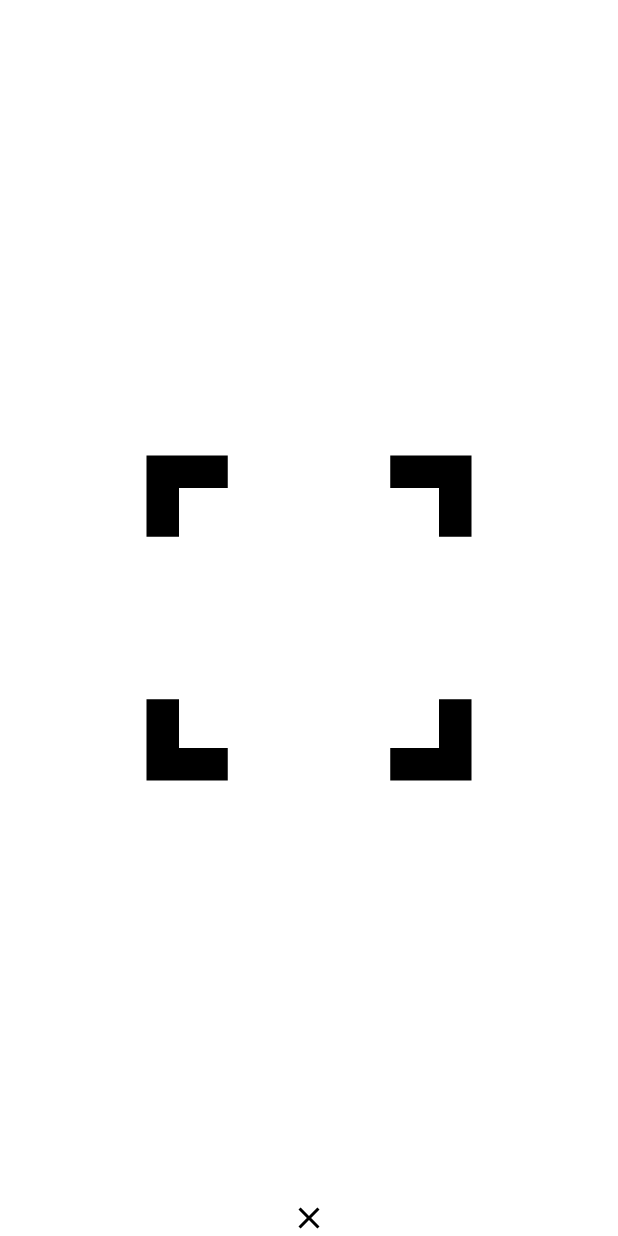
After one commit to WillChrist007/Etanod, an Android app: the layout activity_scan_qractivity.xml on its own in the app's theme, with its tools: preview values and no code run, on a phone screen of 412 x 824 dp. The commit adds this screen. Run offline under Robolectric (Android 15) with nearby library versions, the phone set to English and light mode, and no system bars.

Commit message:
QR Scan [belom jadi]

```diff
--- a/app/src/main/java/com/william/etanodv2/MainActivity.kt
+++ b/app/src/main/java/com/william/etanodv2/MainActivity.kt
@@ -3,12 +3,15 @@ package com.william.etanodv2
 import android.content.Intent
 import androidx.appcompat.app.AppCompatActivity
 import android.os.Bundle
+import androidx.appcompat.app.AppCompatDelegate
 import com.william.etanodv2.databinding.ActivityMainBinding
 
 class MainActivity : AppCompatActivity() {
     var binding : ActivityMainBinding? = null
 
     override fun onCreate(savedInstanceState: Bundle?) {
+        AppCompatDelegate.setDefaultNightMode(AppCompatDelegate.MODE_NIGHT_NO)
+
         super.onCreate(savedInstanceState)
         supportActionBar?.hide()
         binding = ActivityMainBinding.inflate(layoutInflater)
--- /dev/null
+++ b/app/src/main/res/drawable/ic_baseline_close.xml
@@ -0,0 +1,5 @@
+<vector android:height="24dp" android:tint="#000000"
+    android:viewportHeight="24" android:viewportWidth="24"
+    android:width="24dp" xmlns:android="http://schemas.android.com/apk/res/android">
+    <path android:fillColor="@android:color/white" android:pathData="M19,6.41L17.59,5 12,10.59 6.41,5 5,6.41 10.59,12 5,17.59 6.41,19 12,13.41 17.59,19 19,17.59 13.41,12z"/>
+</vector>
--- /dev/null
+++ b/app/src/main/res/drawable/ic_baseline_frame_scanner.xml
@@ -0,0 +1,5 @@
+<vector android:height="60dp" android:tint="#000000"
+    android:viewportHeight="24" android:viewportWidth="24"
+    android:width="60dp" xmlns:android="http://schemas.android.com/apk/res/android">
+    <path android:fillColor="@android:color/white" android:pathData="M9.5,17.5V17.5zM22,7h-2V4h-3V2h5V7zM22,22v-5h-2v3h-3v2H22zM2,22h5v-2H4v-3H2V22zM2,2v5h2V4h3V2H2z"/>
+</vector>
--- /dev/null
+++ b/app/src/main/res/drawable/ic_baseline_map_24.xml
@@ -0,0 +1,5 @@
+<vector android:height="24dp" android:tint="#000000"
+    android:viewportHeight="24" android:viewportWidth="24"
+    android:width="24dp" xmlns:android="http://schemas.android.com/apk/res/android">
+    <path android:fillColor="@android:color/white" android:pathData="M20.5,3l-0.16,0.03L15,5.1 9,3 3.36,4.9c-0.21,0.07 -0.36,0.25 -0.36,0.48V20.5c0,0.28 0.22,0.5 0.5,0.5l0.16,-0.03L9,18.9l6,2.1 5.64,-1.9c0.21,-0.07 0.36,-0.25 0.36,-0.48V3.5c0,-0.28 -0.22,-0.5 -0.5,-0.5zM15,19l-6,-2.11V5l6,2.11V19z"/>
+</vector>
--- /dev/null
+++ b/app/src/main/res/drawable/ic_baseline_qr_code_scanner_24.xml
@@ -0,0 +1,5 @@
+<vector android:height="24dp" android:tint="#000000"
+    android:viewportHeight="24" android:viewportWidth="24"
+    android:width="24dp" xmlns:android="http://schemas.android.com/apk/res/android">
+    <path android:fillColor="@android:color/white" android:pathData="M9.5,6.5v3h-3v-3H9.5M11,5H5v6h6V5L11,5zM9.5,14.5v3h-3v-3H9.5M11,13H5v6h6V13L11,13zM17.5,6.5v3h-3v-3H17.5M19,5h-6v6h6V5L19,5zM13,13h1.5v1.5H13V13zM14.5,14.5H16V16h-1.5V14.5zM16,13h1.5v1.5H16V13zM13,16h1.5v1.5H13V16zM14.5,17.5H16V19h-1.5V17.5zM16,16h1.5v1.5H16V16zM17.5,14.5H19V16h-1.5V14.5zM17.5,17.5H19V19h-1.5V17.5zM22,7h-2V4h-3V2h5V7zM22,22v-5h-2v3h-3v2H22zM2,22h5v-2H4v-3H2V22zM2,2v5h2V4h3V2H2z"/>
+</vector>
--- /dev/null
+++ b/app/src/main/res/layout/activity_scan_qractivity.xml
@@ -0,0 +1,26 @@
+<?xml version="1.0" encoding="utf-8"?>
+<FrameLayout xmlns:android="http://schemas.android.com/apk/res/android"
+    xmlns:app="http://schemas.android.com/apk/res-auto"
+    xmlns:tools="http://schemas.android.com/tools"
+    android:layout_width="match_parent"
+    android:layout_height="match_parent"
+    android:orientation="vertical"
+    tools:context=".MainActivity">
+    <FrameLayout
+        android:layout_width="wrap_content"
+        android:layout_height="wrap_content"
+        android:id="@+id/FLCamera"/>
+
+    <ImageView
+        android:layout_width="260dp"
+        android:layout_height="260dp"
+        android:layout_gravity="center"
+        android:background="@drawable/ic_baseline_frame_scanner" />
+
+    <ImageButton
+        android:layout_width="wrap_content"
+        android:layout_height="wrap_content"
+        android:id="@+id/imgClose"
+        android:layout_gravity="center|bottom"
+        android:background="@drawable/ic_baseline_close"/>
+</FrameLayout>
```
Also changed, not shown: app/src/main/AndroidManifest.xml (+11 -3 lines), app/src/main/java/com/william/etanodv2/ScanQRActivity.kt (added, +30 -0 lines), app/src/main/java/com/william/etanodv2/fragment/FragmentDonate.kt (+18 -0 lines), app/src/main/java/com/william/etanodv2/room/CameraView.kt (added, +42 -0 lines), app/src/main/res/layout/fragment_donate.xml (+41 -4 lines), app/src/main/res/layout/fragment_fundraising.xml (+20 -7 lines), app/src/main/res/layout/fragment_profile.xml (+16 -3 lines).
